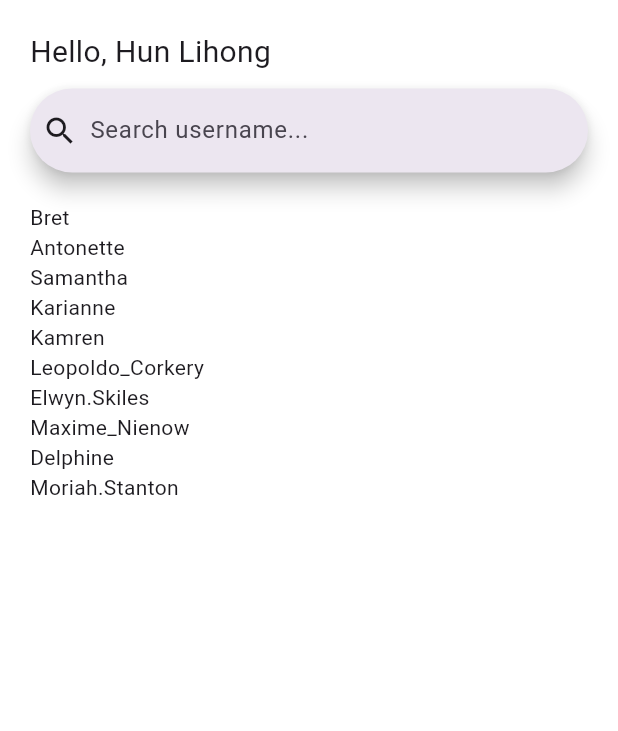
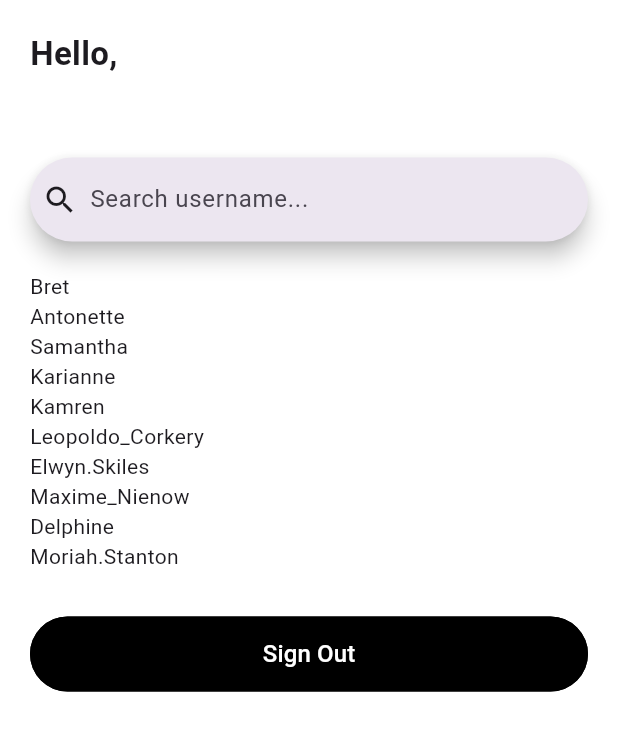
Before and after one commit to hunlihong/ui-dev-flutter, a Flutter app: the HomeScreen screen opened by its route, on a phone screen of 412 x 824 dp. Shown: the top 731 px of the screen. Run offline on Flutter 3.47's test engine with Material 3 defaults, Android fonts, the light colour scheme and no system bars; our stand-ins replace flutter_otp_text_field, loading_animation_widget, readmore, shared_preferences; accounts and stored records are empty.

Commit message:
--add sign-in-out button

```diff
--- a/lib/form-validation/home-screen.dart
+++ b/lib/form-validation/home-screen.dart
@@ -1,6 +1,7 @@
 import 'dart:convert';
 import 'package:flutter/material.dart';
 import 'package:flutter/services.dart';
+import 'package:shared_preferences/shared_preferences.dart';
 
 class HomeScreen extends StatefulWidget {
   const HomeScreen({super.key});
@@ -11,17 +12,30 @@ class HomeScreen extends StatefulWidget {
 
 class _HomeScreenState extends State<HomeScreen> {
   List<dynamic> _users = [];
+  Map<String, String> _mainUser = {'fullName': '', 'username': ''};
 
   @override
   void initState() {
     super.initState();
     _fetchUsers();
+    _fetchMainUser();
   }
 
   Future<void> _fetchUsers() async {
     final data =  await rootBundle.loadString('assets/json/users.json');
     setState(() {
       _users = json.decode(data);
+    });
+  }
+
+  Future<void> _fetchMainUser() async {
+    final SharedPreferences pref = await SharedPreferences.getInstance();
+
+    final String fullName = pref.getString('fullName') ?? 'No Name';
+    final String username = pref.getString('username') ?? 'No username';
+
+    setState(() {
+      _mainUser = {'fullName': fullName, 'username': username};
     });
   }
 
@@ -35,6 +49,14 @@ class _HomeScreenState extends State<HomeScreen> {
     }
   }
 
+
+  Future<void> _handleSignOut(BuildContext context) async {
+    final SharedPreferences prefs = await SharedPreferences.getInstance();
+
+    await prefs.remove('isSignedIn');
+    Navigator.pushNamed(context, '/sign-in');
+  }
+
   @override
   Widget build(BuildContext context) {
     return Scaffold(
@@ -45,8 +67,9 @@ class _HomeScreenState extends State<HomeScreen> {
           top: MediaQuery.of(context).padding.top + 20
         ),
         children: <Widget>[
-          const Text('Hello, Hun Lihong', style: TextStyle(fontSize: 20)),
-          const SizedBox(height: 10),
+          Text('Hello, ${_mainUser['fullName']}', style: TextStyle(fontSize: 22, fontWeight: FontWeight.bold)),
+          Text(_mainUser['username']!, style: const TextStyle(fontSize: 17)),
+          const SizedBox(height: 30),
           SearchBar(
             leading: Icon(Icons.search),
             hintText: 'Search username...',
@@ -57,6 +80,21 @@ class _HomeScreenState extends State<HomeScreen> {
             const Text('No user found')
           else
             ..._users.map((user) => Text(user['username'])),
+          SizedBox(height: 30),
+          SizedBox(
+            width: double.infinity,
+            height: 50,
+            child: OutlinedButton(
+              style: OutlinedButton.styleFrom(
+                backgroundColor: Colors.black,
+                side: BorderSide(
+                  color: Colors.black
+                )
+              ),
+              onPressed: () => _handleSignOut(context),
+              child: const Text('Sign Out', style: TextStyle(color: Colors.white, fontSize: 16))
+            )
+          )
         ]
       )
     );
--- a/pubspec.yaml
+++ b/pubspec.yaml
@@ -38,6 +38,7 @@ dependencies:
   loading_animation_widget: ^1.3.0
   flutter_otp_text_field: ^1.5.1+1
   http: ^1.4.0
+  shared_preferences: ^2.5.3
 
 dev_dependencies:
   flutter_test:
```
Also changed, not shown: lib/form-validation/register-screen.dart (+14 -1 lines), lib/form-validation/sign-dart-screen.dart (+9 -1 lines), pubspec.lock, 1 other file.
